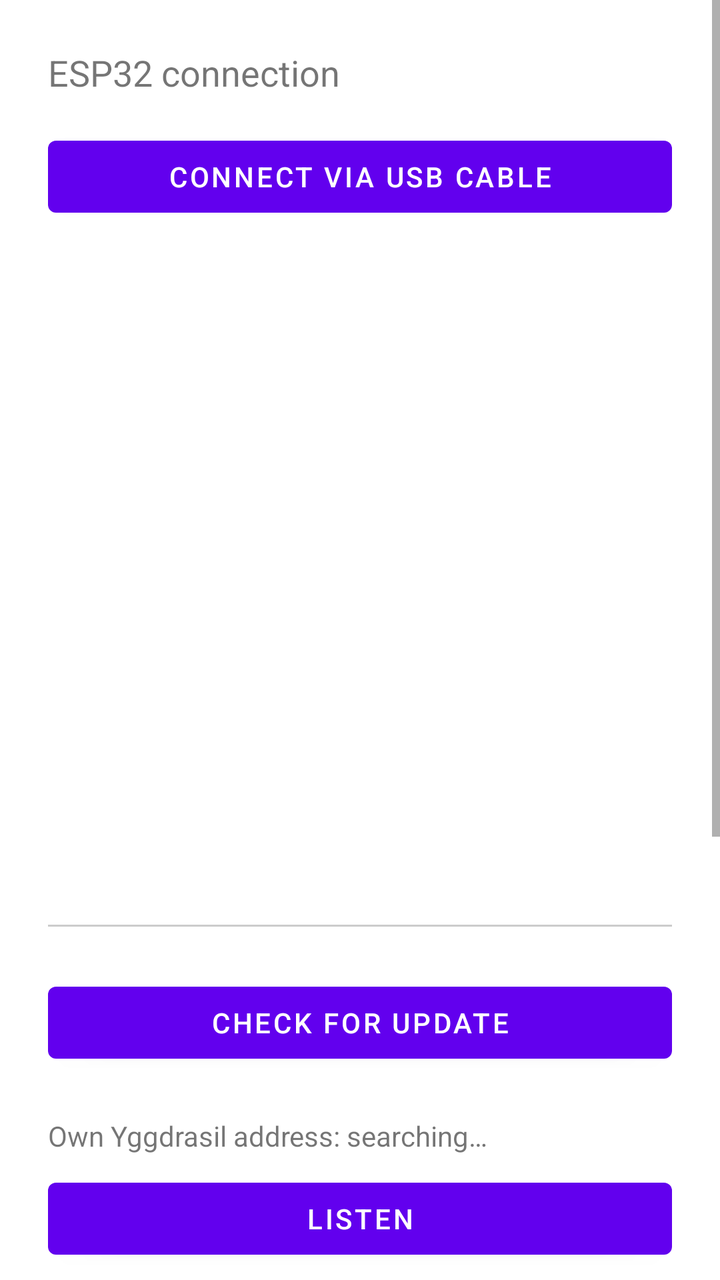
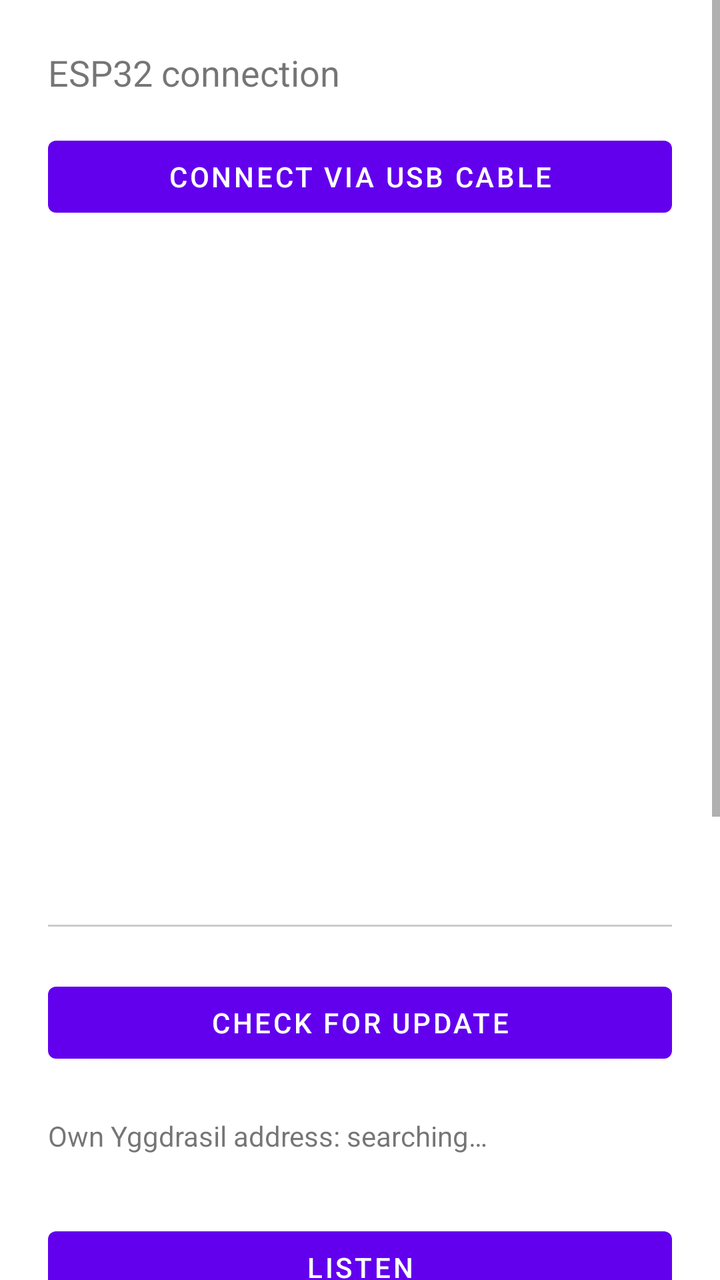

The first picture is an Android layout as it rendered before a commit; the second is the same layout after the commit. The layout source and the unified diff follow.
<!-- AndroidManifest.xml: application theme Theme.RcVehicle -->
<!-- res/layout/activity_vehicle.xml -->
<?xml version="1.0" encoding="utf-8"?>
<ScrollView xmlns:android="http://schemas.android.com/apk/res/android"
    android:layout_width="match_parent"
    android:layout_height="match_parent"
    android:fitsSystemWindows="true">

<LinearLayout
    android:layout_width="match_parent"
    android:layout_height="wrap_content"
    android:orientation="vertical"
    android:padding="24dp">

    <TextView
        android:layout_width="wrap_content"
        android:layout_height="wrap_content"
        android:text="@string/vehicle_debug_title"
        android:textSize="18sp"
        android:layout_marginBottom="16dp" />

    <Button
        android:id="@+id/buttonConnectUsb"
        android:layout_width="match_parent"
        android:layout_height="wrap_content"
        android:text="@string/vehicle_connect_usb" />

    
    <TextView
        android:id="@+id/textLinkStatus"
        android:layout_width="match_parent"
        android:layout_height="wrap_content"
        android:layout_marginTop="16dp"
        android:textStyle="bold" />

    
    <FrameLayout
        android:layout_width="wrap_content"
        android:layout_height="wrap_content"
        android:layout_marginTop="16dp"
        android:layout_gravity="center_horizontal"
        android:background="@android:color/white"
        android:padding="24dp">

        <ImageView
            android:id="@+id/imageYggdrasilQr"
            android:layout_width="200dp"
            android:layout_height="200dp"
            android:contentDescription="@string/vehicle_qr_content_description" />
    </FrameLayout>

    <TextView
        android:id="@+id/textYggdrasilStatus"
        android:layout_width="match_parent"
        android:layout_height="wrap_content"
        android:layout_marginTop="8dp"
        android:gravity="center_horizontal" />

    <Button
        android:id="@+id/buttonOpenYggdrasil"
        android:layout_width="wrap_content"
        android:layout_height="wrap_content"
        android:layout_gravity="center_horizontal"
        android:layout_marginTop="4dp"
        android:text="@string/vehicle_open_yggdrasil"
        android:visibility="gone" />

    
    <LinearLayout
        android:id="@+id/debugSection"
        android:layout_width="match_parent"
        android:layout_height="wrap_content"
        android:orientation="vertical">

        <View
            android:layout_width="match_parent"
            android:layout_height="1dp"
            android:layout_marginVertical="24dp"
            android:background="#33000000" />

        
        <LinearLayout
            android:layout_width="match_parent"
            android:layout_height="wrap_content"
            android:orientation="horizontal">

            <Button
                android:id="@+id/buttonCheckUpdate"
                android:layout_width="0dp"
                android:layout_height="wrap_content"
                android:layout_weight="1"
                android:text="@string/vehicle_check_update" />

            <Button
                android:id="@+id/buttonInstallUpdate"
                android:layout_width="0dp"
                android:layout_height="wrap_content"
                android:layout_weight="1"
                android:layout_marginStart="8dp"
                android:text="@string/vehicle_install_update"
                android:visibility="gone" />
        </LinearLayout>

        <TextView
            android:id="@+id/textUpdateStatus"
            android:layout_width="match_parent"
            android:layout_height="wrap_content"
            android:layout_marginTop="4dp" />

        <TextView
            android:id="@+id/textOwnYggdrasilAddress"
            android:layout_width="match_parent"
            android:layout_height="wrap_content"
            android:textIsSelectable="true"
            android:text="@string/vehicle_own_address_detecting" />

        <Button
            android:id="@+id/buttonListen"
            android:layout_width="match_parent"
            android:layout_height="wrap_content"
            android:layout_marginTop="8dp"
            android:text="@string/vehicle_start_listening" />

        <TextView
            android:id="@+id/textRtcLog"
            android:layout_width="match_parent"
            android:layout_height="wrap_content"
            android:layout_marginTop="16dp"
            android:fontFamily="monospace"
            android:textSize="12sp" />

        <TextView
            android:id="@+id/textStatus"
            android:layout_width="match_parent"
            android:layout_height="wrap_content"
            android:layout_marginTop="16dp"
            android:text="@string/vehicle_status_idle" />

        <TextView
            android:layout_width="wrap_content"
            android:layout_height="wrap_content"
            android:layout_marginTop="24dp"
            android:text="@string/vehicle_debug_steer" />
        <SeekBar
            android:id="@+id/seekSteer"
            android:layout_width="match_parent"
            android:layout_height="wrap_content"
            android:max="200"
            android:progress="100" />

        <TextView
            android:layout_width="wrap_content"
            android:layout_height="wrap_content"
            android:layout_marginTop="16dp"
            android:text="@string/vehicle_debug_throttle" />
        <SeekBar
            android:id="@+id/seekThrottle"
            android:layout_width="match_parent"
            android:layout_height="wrap_content"
            android:max="200"
            android:progress="100" />

        <TextView
            android:layout_width="wrap_content"
            android:layout_height="wrap_content"
            android:layout_marginTop="24dp"
            android:text="@string/vehicle_wifi_fallback_title" />

        <EditText
            android:id="@+id/editEspIp"
            android:layout_width="match_parent"
            android:layout_height="wrap_content"
            android:hint="@string/vehicle_esp_ip_hint"
            android:inputType="text"
            android:text="192.168.4.1" />

        <Button
            android:id="@+id/buttonConnect"
            android:layout_width="match_parent"
            android:layout_height="wrap_content"
            android:layout_marginTop="8dp"
            android:text="@string/vehicle_connect" />

    </LinearLayout>

</LinearLayout>
</ScrollView>
<!-- resources referenced by this layout -->
<resources>
  <string name="vehicle_check_update">Check for update</string>
  <string name="vehicle_connect">Connect</string>
  <string name="vehicle_connect_usb">Connect via USB cable</string>
  <string name="vehicle_debug_steer">Steer</string>
  <string name="vehicle_debug_throttle">Throttle</string>
  <string name="vehicle_debug_title">ESP32 connection</string>
  <string name="vehicle_esp_ip_hint">ESP32 IP address or servotester.local</string>
  <string name="vehicle_install_update">Install update</string>
  <string name="vehicle_open_yggdrasil">Retry</string>
  <string name="vehicle_own_address_detecting">Own Yggdrasil address: searching…</string>
  <string name="vehicle_qr_content_description">QR code with own Yggdrasil address</string>
  <string name="vehicle_start_listening">Listen</string>
  <string name="vehicle_status_idle">Not connected yet</string>
  <string name="vehicle_wifi_fallback_title">Or via WiFi (fallback):</string>
  <style name="Theme.RcVehicle" parent="Theme.MaterialComponents.DayNight.NoActionBar" />
</resources>

<!-- the commit's change to res/layout/activity_vehicle.xml (unified diff, before → after) -->
@@ -112,6 +112,16 @@
             android:textIsSelectable="true"
             android:text="@string/vehicle_own_address_detecting" />
 
+        
+        <TextView
+            android:id="@+id/textYggdrasilPeers"
+            android:layout_width="match_parent"
+            android:layout_height="wrap_content"
+            android:layout_marginTop="8dp"
+            android:fontFamily="monospace"
+            android:textSize="12sp"
+            android:textIsSelectable="true" />
+
         <Button
             android:id="@+id/buttonListen"
             android:layout_width="match_parent"
